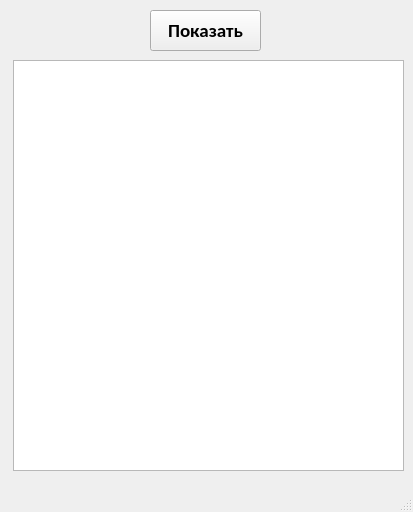
Qt form main.ui (s-alex-s/coffee-database) before a commit.
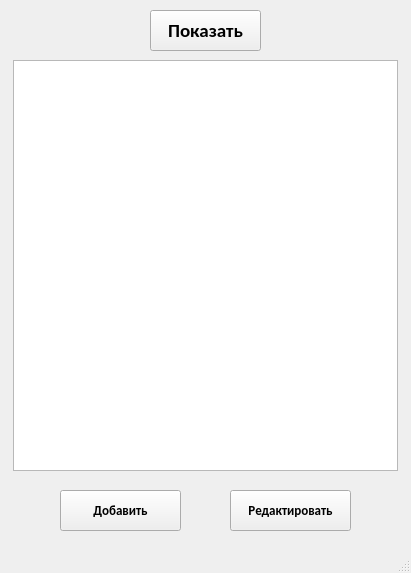
The same form after that commit.

Commit message: add new window add and edit functions in development

The edit to the form file:
```diff
--- a/main.ui
+++ b/main.ui
@@ -6,8 +6,8 @@
    <rect>
     <x>0</x>
     <y>0</y>
-    <width>413</width>
-    <height>512</height>
+    <width>411</width>
+    <height>573</height>
    </rect>
   </property>
   <property name="windowTitle">
@@ -40,7 +40,7 @@
      <rect>
       <x>13</x>
       <y>60</y>
-      <width>391</width>
+      <width>385</width>
       <height>411</height>
      </rect>
     </property>
@@ -53,6 +53,48 @@
      </font>
     </property>
    </widget>
+   <widget class="QPushButton" name="pushButton_2">
+    <property name="geometry">
+     <rect>
+      <x>230</x>
+      <y>490</y>
+      <width>121</width>
+      <height>41</height>
+     </rect>
+    </property>
+    <property name="font">
+     <font>
+      <family>Calibri</family>
+      <pointsize>10</pointsize>
+      <weight>75</weight>
+      <bold>true</bold>
+     </font>
+    </property>
+    <property name="text">
+     <string>Редактировать</string>
+    </property>
+   </widget>
+   <widget class="QPushButton" name="pushButton_3">
+    <property name="geometry">
+     <rect>
+      <x>60</x>
+      <y>490</y>
+      <width>121</width>
+      <height>41</height>
+     </rect>
+    </property>
+    <property name="font">
+     <font>
+      <family>Calibri</family>
+      <pointsize>10</pointsize>
+      <weight>75</weight>
+      <bold>true</bold>
+     </font>
+    </property>
+    <property name="text">
+     <string>Добавить</string>
+    </property>
+   </widget>
   </widget>
   <widget class="QMenuBar" name="menubar">
    <property name="geometry">
```
Left out of the diff: 2 changed lines with no effect on the pictures. The commit also changes 2 other files.
